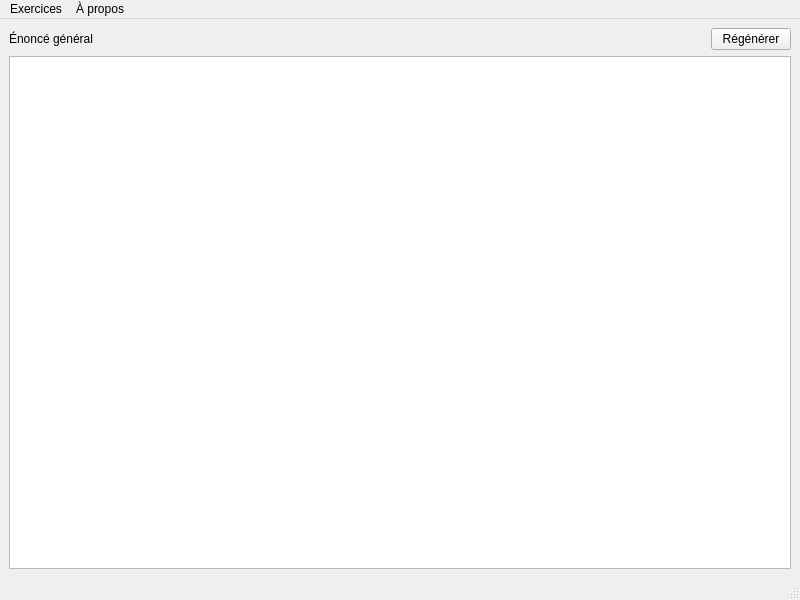
raylemon/astraea, file gui/main.ui: the form before one commit.
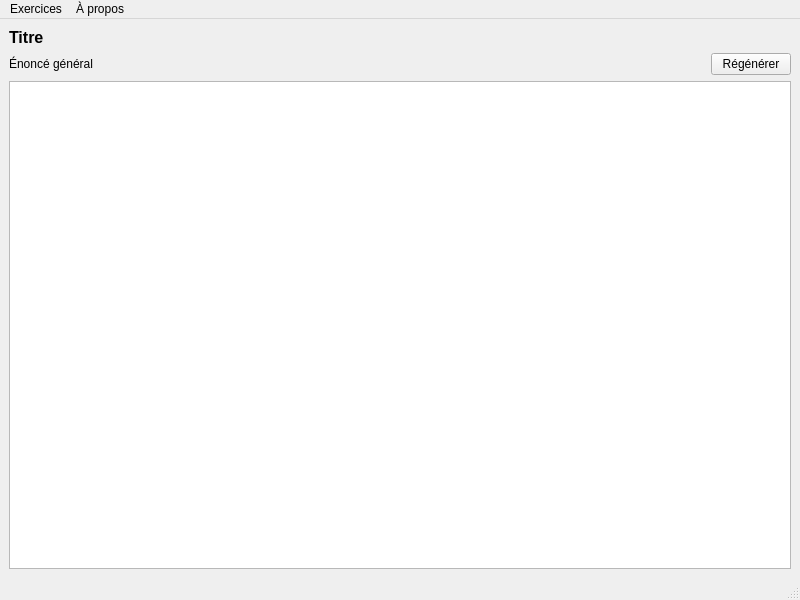
The form after the commit. Icons and pictures are not drawn.

Patch:
```diff
--- a/gui/main.ui
+++ b/gui/main.ui
@@ -20,15 +20,15 @@
   <widget class="QWidget" name="centralwidget">
    <layout class="QVBoxLayout" name="verticalLayout">
     <item>
-     <layout class="QHBoxLayout" name="horizontalLayout">
-      <item>
+     <layout class="QGridLayout" name="gridLayout">
+      <item row="1" column="0">
        <widget class="QLabel" name="lbl_enonce">
         <property name="text">
          <string>Énoncé général</string>
         </property>
        </widget>
       </item>
-      <item>
+      <item row="1" column="1">
        <spacer name="horizontalSpacer">
         <property name="orientation">
          <enum>Qt::Horizontal</enum>
@@ -41,13 +41,27 @@
         </property>
        </spacer>
       </item>
-      <item>
+      <item row="1" column="2">
        <widget class="QPushButton" name="pushButton">
         <property name="text">
          <string>Régénérer</string>
         </property>
        </widget>
       </item>
+      <item row="0" column="0" colspan="3">
+       <widget class="QLabel" name="lbl_title">
+        <property name="font">
+         <font>
+          <pointsize>12</pointsize>
+          <weight>75</weight>
+          <bold>true</bold>
+         </font>
+        </property>
+        <property name="text">
+         <string>Titre</string>
+        </property>
+       </widget>
+      </item>
      </layout>
     </item>
     <item>
```
